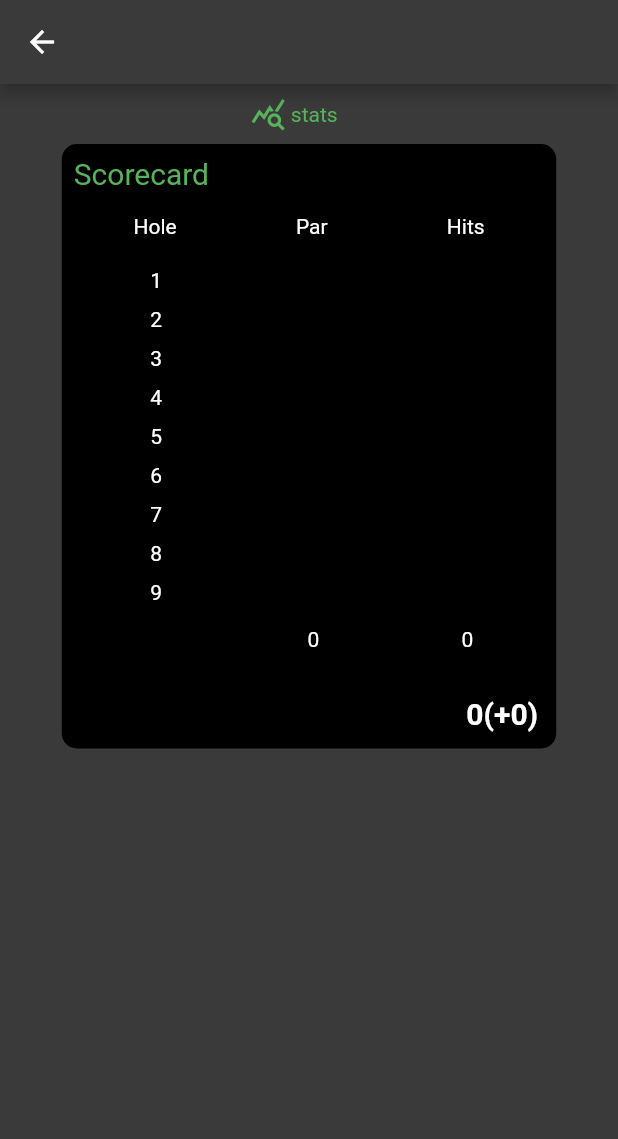
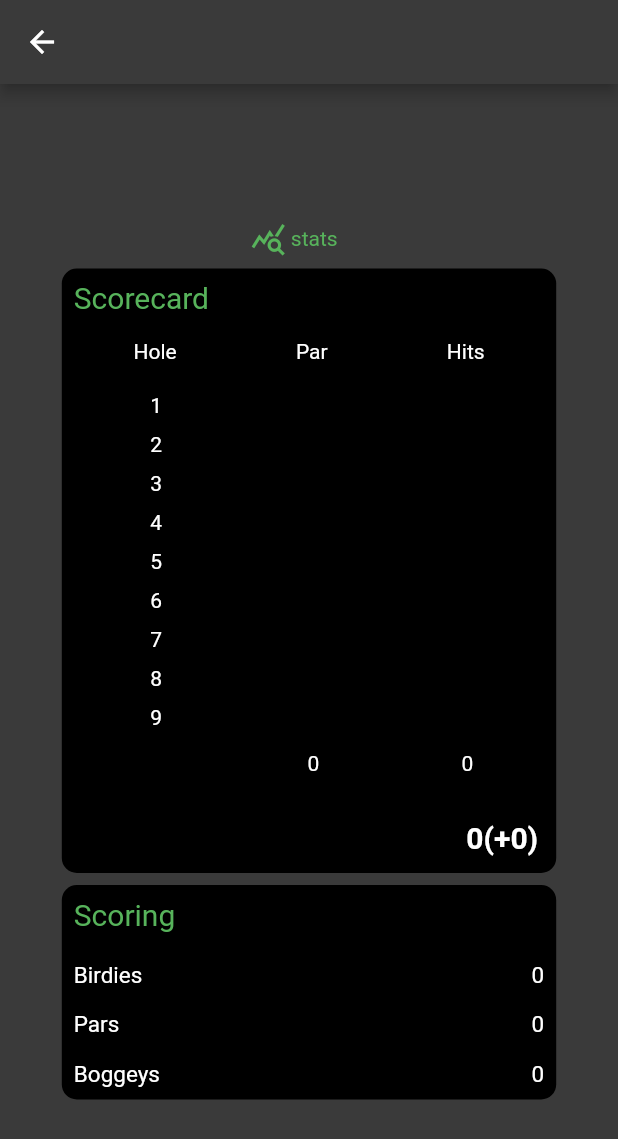
Before and after one commit to yared123yared/birdiefy_excercise, a Flutter app: the RoundDetailPage screen opened directly with empty values, on a phone screen of 412 x 824 dp. Shown: the top 1139 px of the screen. Run offline on Flutter 3.47's test engine with Material 2 defaults, Android fonts, the phone set to English and light mode, and no system bars; our stand-ins replace auto_size_text, carousel_slider, cloud_firestore, equatable, firebase_auth, firebase_core and 7 more; missing offline and left inert: tflite; accounts and stored records are empty.

Commit message:
fixed total score

```diff
--- a/lib/Screen/round/components/round_widget.dart
+++ b/lib/Screen/round/components/round_widget.dart
@@ -34,6 +34,7 @@ class RoundWidget extends StatelessWidget {
 
   @override
   Widget build(BuildContext context) {
+    int totalScore = getTotalHits() - getExpectedHits();
     return StreamBuilder(
         stream:
             collectionReference.doc(round.id).collection('holes').snapshots(),
@@ -113,7 +114,7 @@ class RoundWidget extends StatelessWidget {
                                 mainAxisSize: MainAxisSize.min,
                                 children: [
                                   Text(
-                                    "+ ${getTotalHits() - getExpectedHits()}",
+                                    "${totalScore < 0 ? totalScore : '+$totalScore'}",
                                     style: const TextStyle(color: Colors.white),
                                   ),
                                   Text(
--- /dev/null
+++ b/lib/Screen/round/round_detail/components/score_page.dart
@@ -0,0 +1,98 @@
+import 'package:app/model/holes.dart';
+import 'package:app/model/round.dart';
+import 'package:app/utils/app_theme.dart';
+import 'package:flutter/material.dart';
+
+class ScorePage extends StatelessWidget {
+  final Round round;
+  const ScorePage({super.key, required this.round});
+
+  countBirdies() {
+    int birdy = 0;
+    int pars = 0;
+    int boggy = 0;
+    if (round.holes == null) return 0;
+    for (Holes hole in round.holes!) {
+      if (hole.hits - hole.pars <= -1) {
+        birdy += 1;
+      } else if (hole.hits - hole.pars == 0) {
+        pars += 1;
+      } else if (hole.hits - hole.pars >= 1) {
+        boggy += 1;
+      }
+    }
+    List<int> score = [birdy, pars, boggy];
+    return score;
+  }
+
+  @override
+  Widget build(BuildContext context) {
+    return FittedBox(
+      child: Container(
+        width: MediaQuery.of(context).size.width * 0.8,
+        padding: EdgeInsets.all(8),
+        decoration: BoxDecoration(
+            color: Colors.black, borderRadius: BorderRadius.circular(10)),
+        child: Column(
+          children: [
+            const Align(
+              alignment: Alignment.topLeft,
+              child: Text(
+                "Scoring",
+                style: TextStyle(color: AppTheme.primaryColor, fontSize: 20),
+              ),
+            ),
+            const SizedBox(
+              height: 20,
+            ),
+            Row(
+              mainAxisAlignment: MainAxisAlignment.spaceBetween,
+              children: [
+                const Text(
+                  "Birdies",
+                  style: TextStyle(color: Colors.white, fontSize: 15),
+                ),
+                Text(
+                  "${countBirdies()[0]}",
+                  style: const TextStyle(color: Colors.white, fontSize: 15),
+                ),
+              ],
+            ),
+            const SizedBox(
+              height: 15,
+            ),
+            Row(
+              mainAxisAlignment: MainAxisAlignment.spaceBetween,
+              children: [
+                const Text(
+                  "Pars",
+                  style: TextStyle(color: Colors.white, fontSize: 15),
+                ),
+                Text(
+                  "${countBirdies()[1]}",
+                  style: const TextStyle(color: Colors.white, fontSize: 15),
+                )
+              ],
+            ),
+            const SizedBox(
+              height: 15,
+            ),
+            Row(
+              mainAxisAlignment: MainAxisAlignment.spaceBetween,
+              children: [
+                const Text(
+                  "Boggeys",
+                  style: TextStyle(color: Colors.white, fontSize: 15),
+                ),
+                Text(
+                  "${countBirdies()[2]}",
+                  style: const TextStyle(color: Colors.white, fontSize: 15),
+                )
+              ],
+            )
+          ],
+        ),
+      ),
+    );
+  }
+}
--- /dev/null
+++ b/lib/Screen/round/round_detail/components/scroreboard_page.dart
@@ -0,0 +1,89 @@
+import 'package:app/Screen/round/round_detail/components/scoreboard_widget.dart';
+import 'package:app/model/round.dart';
+import 'package:app/utils/app_theme.dart';
+import 'package:flutter/material.dart';
+
+class ScoreBoardPage extends StatelessWidget {
+  final Round round;
+  final int totalHits;
+  final int expectedHits;
+  const ScoreBoardPage(
+      {super.key,
+      required this.round,
+      required this.expectedHits,
+      required this.totalHits});
+
+  @override
+  Widget build(BuildContext context) {
+    List<int> holes_1 = [for (var i = 1; i <= 9; i += 1) i];
+    List<int> holes_2 = [for (var i = 10; i <= 18; i += 1) i];
+    int totalScore = totalHits - expectedHits;
+    return Padding(
+      padding: const EdgeInsets.all(8.0),
+      child: FittedBox(
+        fit: BoxFit.contain,
+        child: Container(
+          width: MediaQuery.of(context).size.width * 0.8,
+          // height: MediaQuery.of(context).size.height * 0.9,
+          decoration: BoxDecoration(
+              color: Colors.black, borderRadius: BorderRadius.circular(10)),
+          child: Column(
+            children: [
+              // SizedBox(
+              //   height: 10,
+              // ),
+              const Padding(
+                padding: EdgeInsets.all(8.0),
+                child: Align(
+                  alignment: Alignment.topLeft,
+                  child: Text(
+                    "Scorecard",
+                    style:
+                        TextStyle(color: AppTheme.primaryColor, fontSize: 20),
+                  ),
+                ),
+              ),
+              Padding(
+                padding: const EdgeInsets.all(8.0),
+                child: Container(
+                  width: MediaQuery.of(context).size.width * 0.8,
+                  // height: 200,
+                  child: Row(
+                    mainAxisAlignment: MainAxisAlignment.center,
+                    children: [
+                      ScoreBoardWidget(
+                        holes: holes_1,
+                        round: round,
+                        from_18: false,
+                      ),
+                      round.number_of_holes == 18
+                          ? ScoreBoardWidget(
+                              holes: holes_2,
+                              round: round,
+                              from_18: true,
+                            )
+                          : const SizedBox()
+                    ],
+                  ),
+                ),
+              ),
+              Padding(
+                padding: EdgeInsets.all(12.0),
+                child: Align(
+                  alignment: Alignment.bottomRight,
+                  child: Text(
+                    '${totalHits}(${totalScore < 0 ? totalScore : '+$totalScore'})',
+                    style: const TextStyle(
+                        color: Colors.white,
+                        fontSize: 20,
+                        fontWeight: FontWeight.bold),
+                  ),
+                ),
+              )
+            ],
+          ),
+        ),
+      ),
+    );
+  }
+}
--- a/lib/Screen/round/round_detail/round_detail_page.dart
+++ b/lib/Screen/round/round_detail/round_detail_page.dart
@@ -1,9 +1,11 @@
 import 'package:app/Screen/round/components/stats_widget.dart';
-import 'package:app/Screen/round/round_detail/components/scoreboard_widget.dart';
+import 'package:app/Screen/round/round_detail/components/scroreboard_page.dart';
 import 'package:app/model/round.dart';
 import 'package:app/utils/app_theme.dart';
 import 'package:auto_size_text/auto_size_text.dart';
 import 'package:flutter/material.dart';
+
+import 'components/score_page.dart';
 
 class RoundDetailPage extends StatelessWidget {
   final Round round;
@@ -17,8 +19,6 @@ class RoundDetailPage extends StatelessWidget {
 
   @override
   Widget build(BuildContext context) {
-    List<int> holes_1 = [for (var i = 1; i <= 9; i += 1) i];
-    List<int> holes_2 = [for (var i = 10; i <= 18; i += 1) i];
     return Scaffold(
       backgroundColor: AppTheme.backgroundColor,
       appBar: AppBar(
@@ -48,6 +48,7 @@ class RoundDetailPage extends StatelessWidget {
       body: Padding(
         padding: const EdgeInsets.all(8.0),
         child: Center(
+          child: SingleChildScrollView(
             child: Column(
               mainAxisAlignment: MainAxisAlignment.start,
               children: [
@@ -57,75 +58,15 @@ class RoundDetailPage extends StatelessWidget {
                     StatsWidget(),
                   ],
                 ),
-              Padding(
-                padding: const EdgeInsets.all(8.0),
-                child: FittedBox(
-                  fit: BoxFit.contain,
-                  child: Container(
-                    width: MediaQuery.of(context).size.width * 0.8,
-                    // height: MediaQuery.of(context).size.height * 0.9,
-                    decoration: BoxDecoration(
-                        color: Colors.black,
-                        borderRadius: BorderRadius.circular(10)),
-                    child: Column(
-                      children: [
-                        // SizedBox(
-                        //   height: 10,
-                        // ),
-                        const Padding(
-                          padding: EdgeInsets.all(8.0),
-                          child: Align(
-                            alignment: Alignment.topLeft,
-                            child: Text(
-                              "Scorecard",
-                              style: TextStyle(
-                                  color: AppTheme.primaryColor, fontSize: 20),
-                            ),
-                          ),
-                        ),
-                        Padding(
-                          padding: const EdgeInsets.all(8.0),
-                          child: Container(
-                            width: MediaQuery.of(context).size.width * 0.8,
-                            // height: 200,
-                            child: Row(
-                              mainAxisAlignment: MainAxisAlignment.center,
-                              children: [
-                                ScoreBoardWidget(
-                                  holes: holes_1,
+                ScoreBoardPage(
                     round: round,
-                                  from_18: false,
-                                ),
-                                round.number_of_holes == 18
-                                    ? ScoreBoardWidget(
-                                        holes: holes_2,
+                    expectedHits: expectedHits,
+                    totalHits: totalHits),
+                ScorePage(
                   round: round,
-                                        from_18: true,
-                                      )
-                                    : const SizedBox()
-                              ],
-                            ),
-                          ),
-                        ),
-                        Padding(
-                          padding: EdgeInsets.all(12.0),
-                          child: Align(
-                            alignment: Alignment.bottomRight,
-                            child: Text(
-                              '${totalHits}(+${totalHits - expectedHits})',
-                              style: TextStyle(
-                                  color: Colors.white,
-                                  fontSize: 20,
-                                  fontWeight: FontWeight.bold),
-                            ),
-                          ),
                 )
               ],
             ),
-                  ),
-                ),
-              )
-            ],
           ),
         ),
       ),
```
Lines whose indentation alone changed are shown as unchanged.
